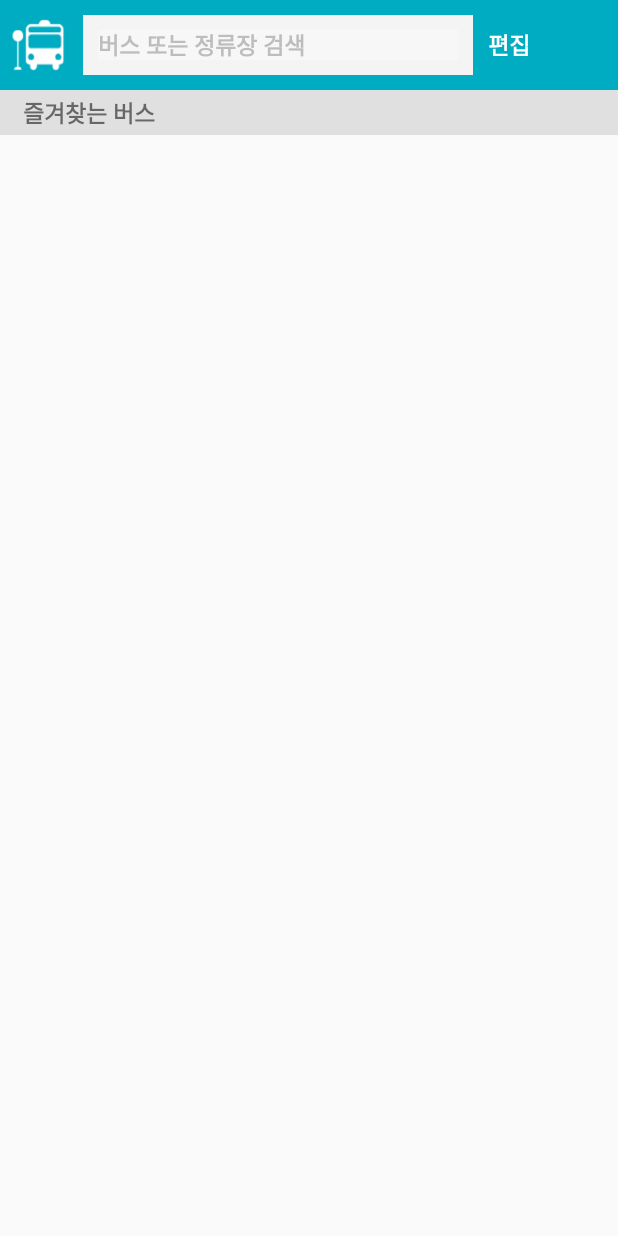
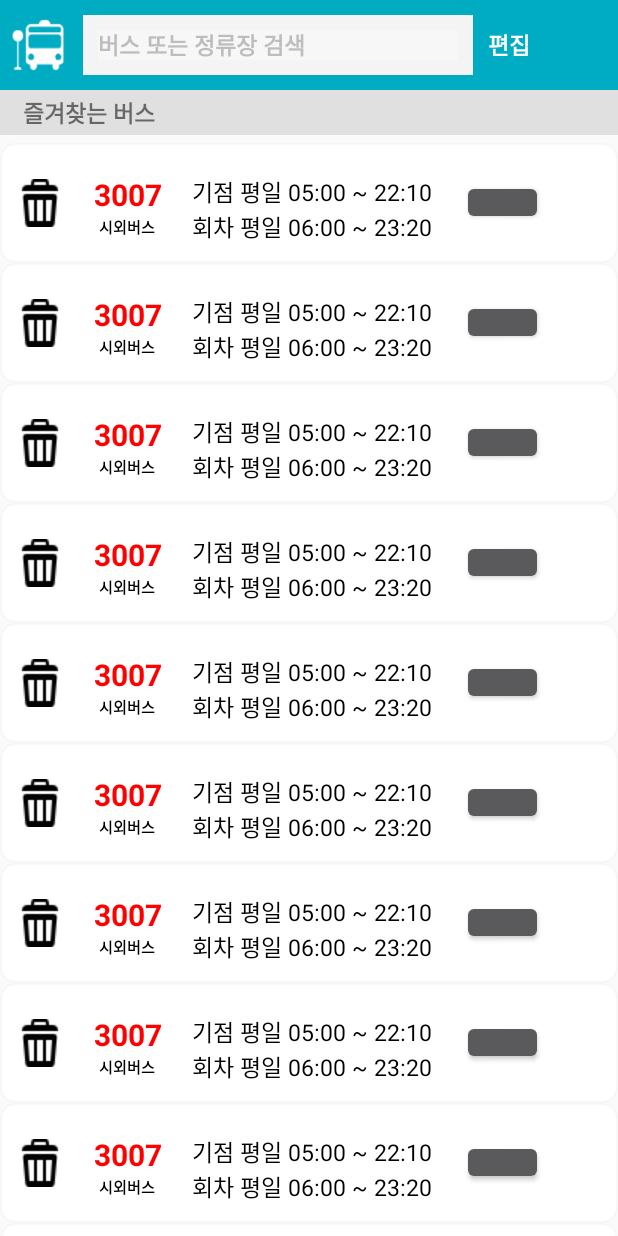
Before and after one commit to AJOU-Connection/StopBus_User, an Android app: the screen it shows after launch (ActivityFavourite), on a phone screen of 412 x 824 dp. Run offline under Robolectric (Android 15) with nearby library versions, the phone set to English and light mode, and no system bars; plain views replace ToggleButton.

Commit message:
modify ActivityFavourite.java

```diff
--- a/app/src/main/AndroidManifest.xml
+++ b/app/src/main/AndroidManifest.xml
@@ -23,6 +23,8 @@
             android:name=".MainActivity"/>
         <activity
             android:name=".ActivityFavourite"/>
+        <activity
+            android:name=".ActivitySearchFav"/>
     </application>
 
     <uses-permission android:name="android.permission.BLUETOOTH"/>
--- a/app/src/main/java/com/connection/stopbus/stopbus_user/ActivityFavourite.java
+++ b/app/src/main/java/com/connection/stopbus/stopbus_user/ActivityFavourite.java
@@ -2,12 +2,11 @@ package com.connection.stopbus.stopbus_user;
 
 
 import android.app.Activity;
-import android.app.AlertDialog;
-import android.app.Dialog;
 import android.content.Context;
-import android.content.DialogInterface;
-import android.graphics.Bitmap;
+import android.content.Intent;
 import android.os.Bundle;
+import android.support.v4.widget.SwipeRefreshLayout;
+import android.support.v7.widget.LinearLayoutManager;
 import android.support.v7.widget.RecyclerView;
 import android.util.Log;
 import android.view.LayoutInflater;
@@ -15,12 +14,7 @@ import android.view.View;
 import android.view.ViewGroup;
 import android.widget.Button;
 import android.widget.ImageView;
-import android.widget.RelativeLayout;
 import android.widget.TextView;
-import android.widget.Toast;
-
-import java.util.HashMap;
-import java.util.Map;
 
 /**
  * Created by Danbk on 2018-04-04.
@@ -28,7 +22,10 @@ import java.util.Map;
 
 public class ActivityFavourite extends Activity{
 
-    private RecycleAdapter favourite_list = new RecycleAdapter(this);
+    private RecyclerView recyclerView;
+    private RecycleAdapter favourite_bus_list_adapter = new RecycleAdapter(this);
+    private SwipeRefreshLayout swipeContainer;
+
 
     @Override
     protected void onCreate(final Bundle savedInstanceState) {
@@ -36,8 +33,45 @@ public class ActivityFavourite extends Activity{
         super.onCreate(savedInstanceState);
         setContentView(R.layout.activity_favourite);
 
+        // Lookup the swipe container view
+        swipeContainer = (SwipeRefreshLayout) findViewById(R.id.swipe_layout);
+        // Setup refresh listener which triggers new data loading
+        swipeContainer.setOnRefreshListener(new SwipeRefreshLayout.OnRefreshListener() {
+            @Override
+            public void onRefresh() {
+                CallMyBusList();
+                swipeContainer.setRefreshing(false);
+            }
+        });
+        recyclerView = (RecyclerView) findViewById(R.id.rv_favourite_bus_list);
+        recyclerView.setHasFixedSize(true);
+        recyclerView.setLayoutManager(new LinearLayoutManager(
+                        getBaseContext(), LinearLayoutManager.VERTICAL, false
+                )
+        );
+        recyclerView.setAdapter(favourite_bus_list_adapter);
+
+
+        TextView search = (TextView) findViewById(R.id.search);
+        search.setOnClickListener(
+                new Button.OnClickListener() {
+                    public void onClick(View v) {
+                        Log.d("sb", "search");
+                        Intent i = new Intent(ActivityFavourite.this, ActivitySearchFav.class);
+                        startActivity(i);
+                    }
+                }
+        );
+
+
 
     }
+
+    public void CallMyBusList(){
+
+
+    }
+
 
     public class RecycleAdapter extends RecyclerView.Adapter<RecycleAdapter.ViewHolder> {
 
@@ -66,9 +100,17 @@ public class ActivityFavourite extends Activity{
 
         public class ViewHolder extends RecyclerView.ViewHolder {
 
+            public TextView bus_num;
+            public TextView bus_schedule1;
+            public TextView bus_schedule2;
+            public TextView bus_type;
 
             public ViewHolder(final View itemView) {
                 super(itemView);
+                bus_num = (TextView) itemView.findViewById(R.id.bus_num);
+                bus_schedule1 = (TextView) itemView.findViewById(R.id.bus_schedule_1);
+                bus_schedule2 = (TextView) itemView.findViewById(R.id.bus_schedule_2);
+                bus_type = (TextView) itemView.findViewById(R.id.bus_type);
 
             }
         }
--- a/app/src/main/java/com/connection/stopbus/stopbus_user/MainActivity.java
+++ b/app/src/main/java/com/connection/stopbus/stopbus_user/MainActivity.java
@@ -33,7 +33,7 @@ public class MainActivity extends Activity {
     @Override
     protected void onCreate(Bundle savedInstanceState) {
         super.onCreate(savedInstanceState);
-        setContentView(R.layout.loading_sb);
+        setContentView(R.layout.activity_loading);
 
         Shared_Pref.init(getApplicationContext());
 
--- a/app/src/main/res/layout/activity_favourite.xml
+++ b/app/src/main/res/layout/activity_favourite.xml
@@ -2,6 +2,7 @@
 <RelativeLayout
     xmlns:android="http://schemas.android.com/apk/res/android"
     xmlns:tools="http://schemas.android.com/tools"
+    xmlns:app="http://schemas.android.com/apk/res-auto"
     android:layout_width="match_parent"
     android:layout_height="match_parent"
 
@@ -59,14 +60,15 @@
         android:gravity="center_vertical"
         android:textSize="15sp"/>
 
+
     <android.support.v4.widget.SwipeRefreshLayout
         android:id="@+id/swipe_layout"
+        android:layout_below="@+id/favourite_bus"
         android:layout_width="match_parent"
-        android:layout_height="match_parent"
-        android:layout_below="@+id/favourite_bus">
+        android:layout_height="match_parent">
 
         <android.support.v7.widget.RecyclerView
-            android:id="@+id/rv"
+            android:id="@+id/rv_favourite_bus_list"
             android:layout_width="match_parent"
             android:layout_height="match_parent"
             android:clipChildren="false"
--- /dev/null
+++ b/app/src/main/res/layout/activity_search_fav.xml
@@ -0,0 +1,5 @@
+<?xml version="1.0" encoding="utf-8"?>
+<RelativeLayout xmlns:android="http://schemas.android.com/apk/res/android"
+    android:layout_width="match_parent" android:layout_height="match_parent">
+
+</RelativeLayout>
--- a/app/src/main/res/layout/favourite_list_part.xml
+++ b/app/src/main/res/layout/favourite_list_part.xml
@@ -1,7 +1,6 @@
 <?xml version="1.0" encoding="utf-8"?>
 <RelativeLayout xmlns:android="http://schemas.android.com/apk/res/android"
     xmlns:toggle="http://schemas.android.com/apk/res-auto"
-    xmlns:app="http://schemas.android.com/apk/res-auto"
     android:id="@+id/favourite_list_layout"
     android:layout_width="match_parent"
     android:layout_height="80dp"
@@ -20,10 +19,21 @@
         android:layout_height="wrap_content"
         android:layout_toRightOf="@+id/delete_btn"
         android:text="3007"
-        android:layout_centerVertical="true"
+        android:layout_marginTop="20dp"
         android:layout_marginLeft="20dp"
         android:textSize="20sp"
         android:textColor="#FF0000"
+        android:textStyle="bold"/>
+    <TextView
+        android:id="@+id/bus_type"
+        android:layout_width="wrap_content"
+        android:layout_height="wrap_content"
+        android:layout_toRightOf="@+id/delete_btn"
+        android:layout_below="@+id/bus_num"
+        android:text="시외버스"
+        android:layout_marginLeft="23dp"
+        android:textSize="10sp"
+        android:textColor="#000000"
         android:textStyle="bold"/>
     <TextView
         android:id="@+id/bus_schedule_1"
@@ -49,10 +59,10 @@
 
     <com.zcw.togglebutton.ToggleButton
         android:layout_width="54dp"
-        toggle:tbOnColor="#f00"
-        toggle:tbOffColor="#ddd"
-        toggle:tbSpotColor="#00f"
-        toggle:tbOffBorderColor="#000"
+        toggle:tbOnColor=   "#4BED90"
+        toggle:tbOffColor="#BDBDBD"
+        toggle:tbSpotColor="#FFFFFF"
+        toggle:tbOffBorderColor="#BDBDBD"
         toggle:tbBorderWidth="2dp"
         android:layout_height="30dp"
         android:layout_toRightOf="@+id/bus_schedule_2"
```
Also changed, not shown: app/src/main/java/com/connection/stopbus/stopbus_user/ActivitySearchFav.java (added, +21 -0 lines), app/src/main/res/layout/activity_loading.xml (renamed from app/src/main/res/layout/loading_sb.xml).
